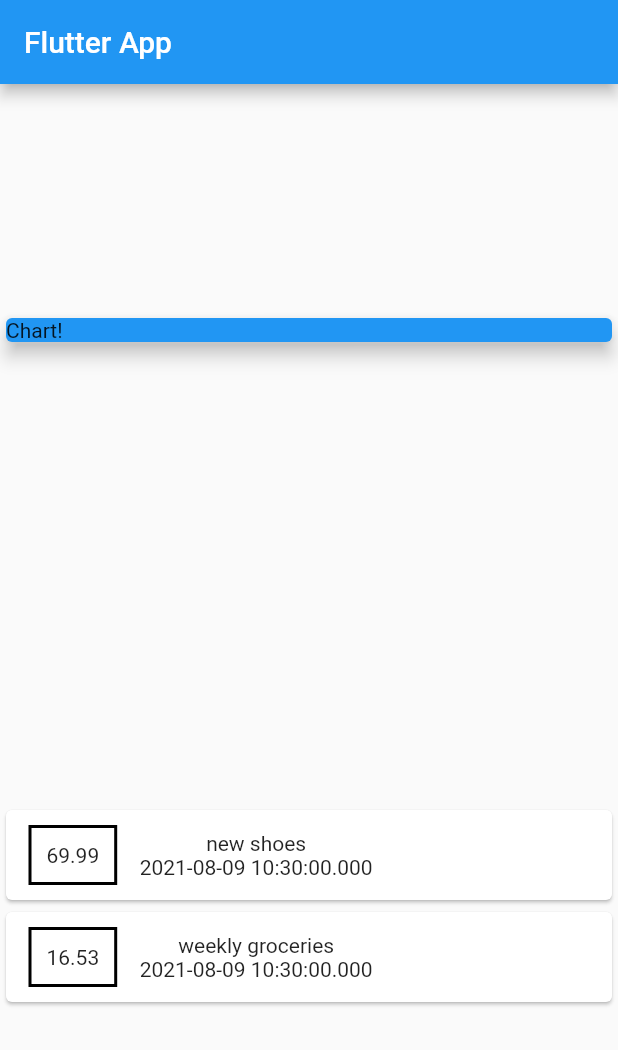
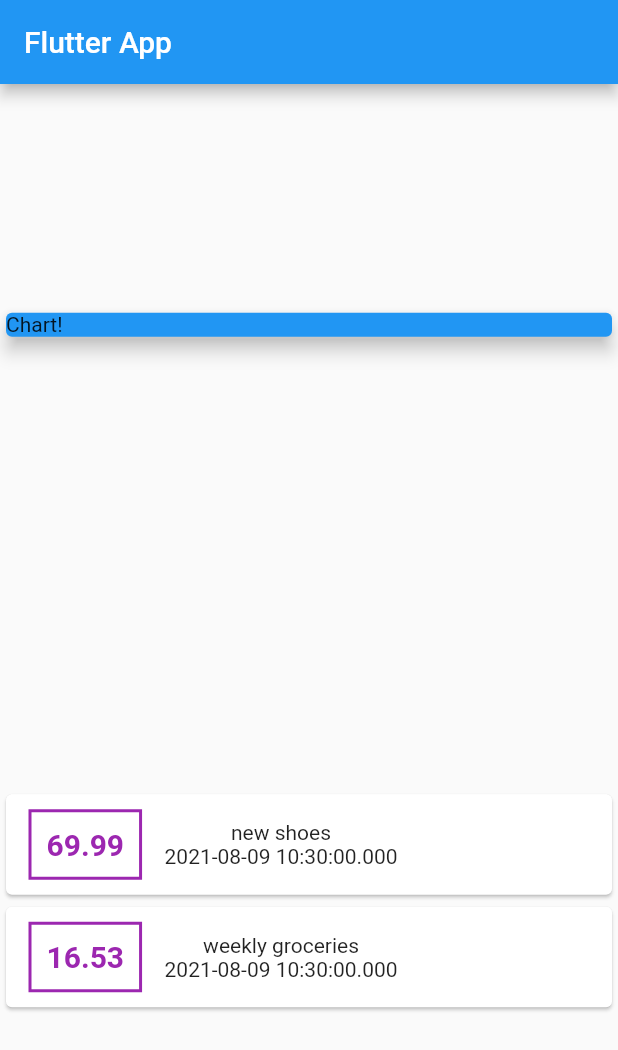
Before and after one commit to Lionel-P-Ablus/demo_02, a Flutter app: the screen it shows after launch, on a phone screen of 412 x 824 dp. Shown: the top 1050 px of the screen. Run offline on Flutter 3.47's test engine with Material 2 defaults, Android fonts, the light colour scheme and no system bars.

Commit message:
styling text

```diff
--- a/lib/main.dart
+++ b/lib/main.dart
@@ -59,13 +59,18 @@ class MyHomePage extends StatelessWidget {
                       ),
                       decoration: BoxDecoration(
                         border: Border.all(
-                          color: Colors.black,
+                          color: Colors.purple,
                           width: 2,
                         ),
                       ),
                       padding: EdgeInsets.all(10),
                       child: Text(
                         tx.amount.toString(),
+                        style: TextStyle(
+                          fontWeight: FontWeight.bold,
+                          fontSize: 20,
+                          color: Colors.purple,
+                        ),
                       ),
                     ),
                     Column(
```
